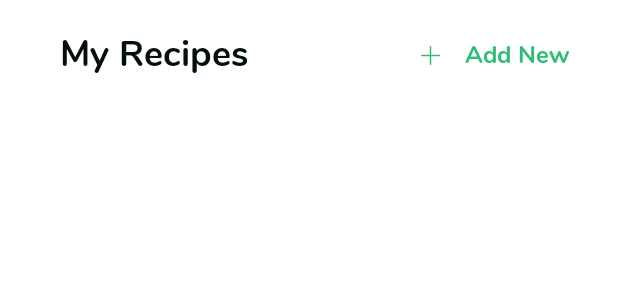
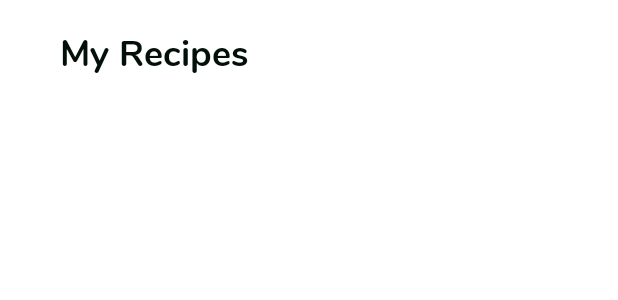
Before and after one commit to alireza-rafeezadeh/Scratch-android, an Android app built with Jetpack Compose: the @Preview function myToolbarPreview, on a phone screen of 412 x 824 dp. Shown: the top 300 px of the screen. Run offline under Robolectric (Android 15) with nearby library versions, the phone set to English and light mode, and no system bars.

```diff
--- a/app/src/main/java/com/example/composetestapp/ui/login/Login.kt
+++ b/app/src/main/java/com/example/composetestapp/ui/login/Login.kt
@@ -50,7 +50,9 @@ fun login() {
 
         Spacer(modifier = Modifier.height(24.dp))
 
-        ActionButton(text = "Login", modifier = Modifier.align(Alignment.CenterHorizontally))
+        ActionButton(text = "Login", modifier = Modifier.align(Alignment.CenterHorizontally)) {
+
+        }
 
         Spacer(modifier = Modifier.height(32.dp))
 
--- a/app/src/main/java/com/example/composetestapp/ui/recipe/MyRecipe.kt
+++ b/app/src/main/java/com/example/composetestapp/ui/recipe/MyRecipe.kt
@@ -75,7 +75,7 @@ fun MyRecipe() {
             }*/
 
 
-            MyToolbar()
+            MyToolbar(title = "My Recipes", showAction = true)
 
             RecipeFilter()
 
--- a/app/src/main/java/com/example/composetestapp/ui/recipe/MyRecipeComponents.kt
+++ b/app/src/main/java/com/example/composetestapp/ui/recipe/MyRecipeComponents.kt
@@ -81,7 +81,7 @@ fun MyRecipeFooter() {
 }
 
 @Composable
-fun MyToolbar() {
+fun MyToolbar(title: String, showAction: Boolean = false) {
     Row(
         modifier = Modifier
             .fillMaxWidth()
@@ -90,12 +90,13 @@ fun MyToolbar() {
     ) {
 
         H3Text(
-            text = "My Recipes",
+            text = title,
             modifier = Modifier
                 .align(Alignment.CenterVertically)
                 .padding(start = 16.dp, top = 12.dp, bottom = 12.dp)
         )
 
+        if (showAction) {
             Row(
                 modifier = Modifier
                     .align(Alignment.CenterVertically)
@@ -115,6 +116,8 @@ fun MyToolbar() {
                         .align(Alignment.CenterVertically)
                         .padding(start = 16.dp, top = 12.dp, bottom = 12.dp)
                 )
+
+            }
 
         }
 
@@ -168,7 +171,7 @@ fun recipeHeaderPreview() {
 fun myToolbarPreview() {
     ComposeTestAppTheme() {
         Box(modifier = Modifier.background(color = Color.White)) {
-            MyToolbar()
+            MyToolbar("My Recipes")
         }
     }
 }
--- a/app/src/main/java/com/example/composetestapp/ui/recipe/edit/EditRecipe.kt
+++ b/app/src/main/java/com/example/composetestapp/ui/recipe/edit/EditRecipe.kt
@@ -25,6 +25,7 @@ import androidx.compose.ui.tooling.preview.Preview
 import androidx.compose.ui.unit.dp
 import com.example.composetestapp.ui.theme.ComposeTestAppTheme
 import com.example.composetestapp.R
+import com.example.composetestapp.ui.recipe.MyToolbar
 import com.example.composetestapp.ui.widgets.*
 
 
@@ -40,6 +41,9 @@ fun EditRecipe() {
             .background(color = Color.White)
             .fillMaxSize()
     ) {
+
+        MyToolbar("Edit Recipes")
+
         LazyColumn(
             modifier = Modifier
                 .background(color = Color.White)
--- a/app/src/main/java/com/example/composetestapp/ui/widgets/Button.kt
+++ b/app/src/main/java/com/example/composetestapp/ui/widgets/Button.kt
@@ -21,11 +21,13 @@ import com.example.composetestapp.nunitoFamily
  */
 
 
+val onClicked  = { }
+
 @Composable
-fun ActionButton(text : String , modifier : Modifier) {
+fun ActionButton(text : String , modifier : Modifier , onClick : () -> Unit = onClicked) {
 
     Button(
-        onClick = { /*TODO*/ },
+        onClick = { onClicked() },
         modifier = modifier
             .height(50.dp)
             .fillMaxWidth()
```
Lines whose indentation alone changed are shown as unchanged.
